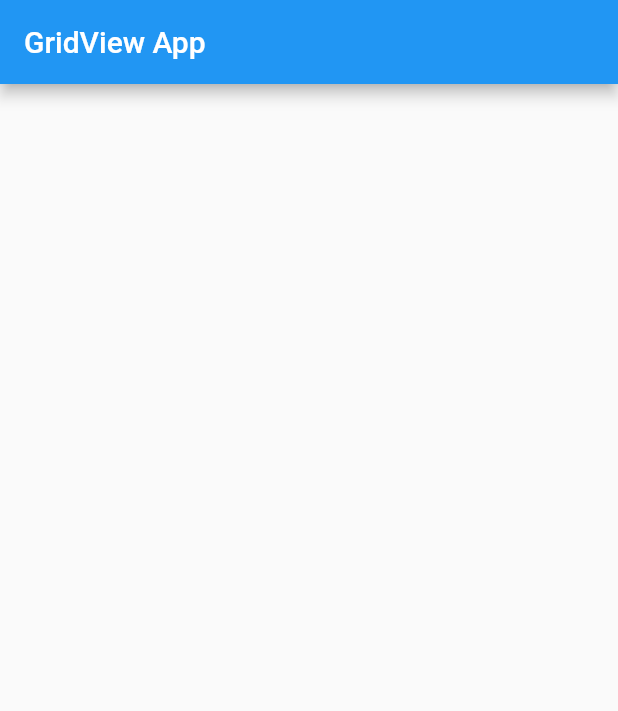
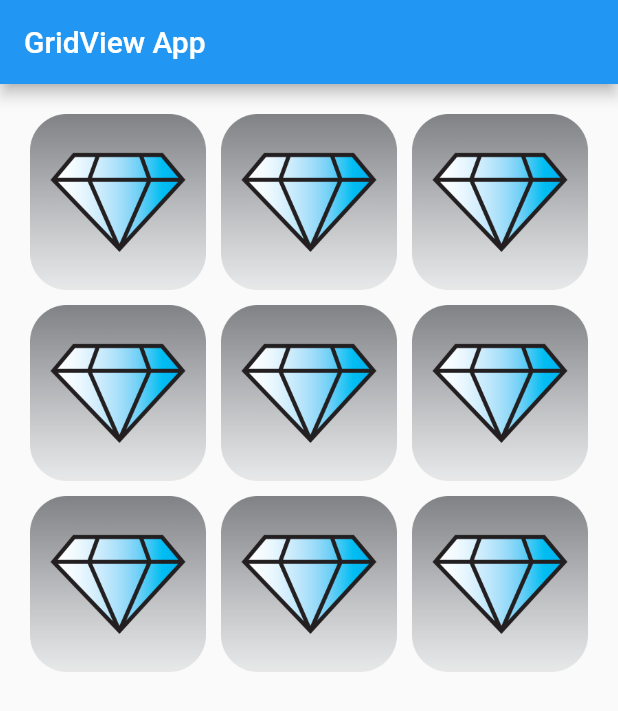
Before and after one commit to ernestrlee/Flutter-gridview-homepage, a Flutter app: the screen it shows after launch, on a phone screen of 412 x 824 dp. Shown: the top 711 px of the screen. Run offline on Flutter 3.47's test engine with Material 2 defaults, Android fonts, the phone set to English and light mode, and no system bars.

Commit message:
Added gridview. Added image. Created grid item.

```diff
--- a/lib/main.dart
+++ b/lib/main.dart
@@ -12,7 +12,36 @@ class MyApp extends StatelessWidget {
             'GridView App',
           ),
         ),
+        body: GridView.count(
+          primary: false,
+          padding: const EdgeInsets.all(20),
+          crossAxisSpacing: 10,
+          mainAxisSpacing: 10,
+          crossAxisCount: 3,
+          children: <Widget>[
+            GridItem(),
+            GridItem(),
+            GridItem(),
+            GridItem(),
+            GridItem(),
+            GridItem(),
+            GridItem(),
+            GridItem(),
+            GridItem(),
+          ],
+        ),
       ),
     );
   }
 }
+
+class GridItem extends StatelessWidget {
+  @override
+  Widget build(BuildContext context) {
+    return Center(
+      child: Image(
+        image: AssetImage('images/diamond.png'),
+      ),
+    );
+  }
+}
```
Also changed, not shown: images/diamond.png (added).
